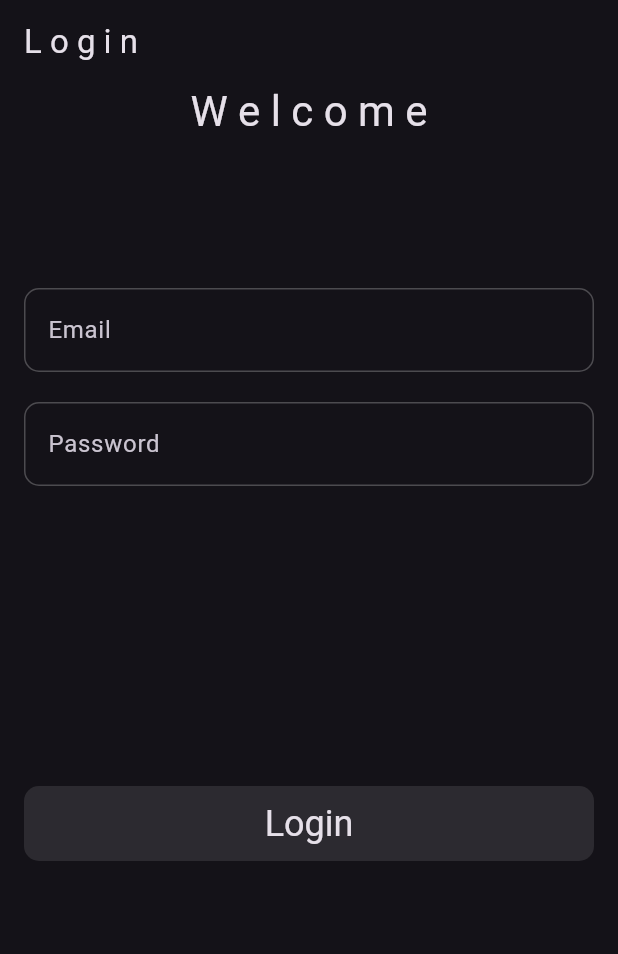
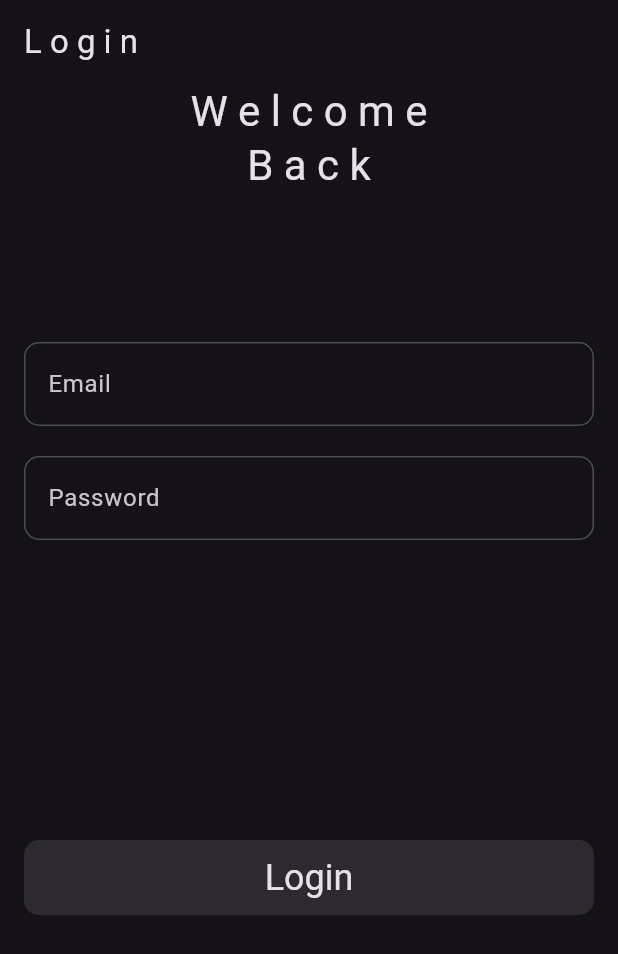
Before and after one commit to fazal-e-haq/week-5-task, a Flutter app: the screen it shows after launch, on a phone screen of 412 x 824 dp. Shown: the top 954 px of the screen. Run offline on Flutter 3.47's test engine with Material 3 defaults, Android fonts, the phone set to English and light mode, and no system bars; accounts and stored records are empty.

Commit message:
third task completed

```diff
--- a/login_app/lib/Model/user_model.dart
+++ b/login_app/lib/Model/user_model.dart
@@ -0,0 +1,6 @@
+class UserModel {
+  String email;
+  String password;
+
+  UserModel({required this.email, required this.password});
+}
--- a/login_app/lib/Screens/login_screen.dart
+++ b/login_app/lib/Screens/login_screen.dart
@@ -1,9 +1,26 @@
 import 'package:flutter/material.dart';
+import 'package:login_app/Provides/auth_provider.dart';
+import 'package:provider/provider.dart';
 
-class LoginScreen extends StatelessWidget {
+import 'home_screen.dart';
+
+class LoginScreen extends StatefulWidget {
   LoginScreen({super.key});
+
+  @override
+  State<LoginScreen> createState() => _LoginScreenState();
+}
+
+class _LoginScreenState extends State<LoginScreen> {
   TextEditingController emailController = TextEditingController();
+
   TextEditingController passwordController = TextEditingController();
+  void dispose() {
+    emailController.dispose();
+    passwordController.dispose();
+    super.dispose();
+  }
+
   @override
   Widget build(BuildContext context) {
     return Scaffold(
@@ -17,23 +34,36 @@ class LoginScreen extends StatelessWidget {
               crossAxisAlignment: .center,
               children: [
                 Text(
-                  'W e l c o m e',
+                  'W e l c o m e\nB a c k',
+                  textAlign: .center,
                   style: Theme.of(context).textTheme.headlineMedium,
                 ),
                 SizedBox(height: 100),
-                loginField(
+                LoginField(
                   hintText: 'Email',
                   controller: emailController,
                   isobsure: false,
                 ),
                 SizedBox(height: 20),
-                loginField(
+                LoginField(
                   hintText: 'Password',
                   controller: passwordController,
                   isobsure: true,
                 ),
                 SizedBox(height: 200),
-                loginButton(context,emailController.text,passwordController.text),
+                loginButton(context),
+
+                // for check if user has data or not
+                //
+                // TextButton(
+                //   onPressed: () {
+                //     Navigator.push(
+                //       context,
+                //       MaterialPageRoute(builder: (context) => HomeScreen()),
+                //     );
+                //   },
+                //   child: Text('Home Screen'),
+                // ),
                 SizedBox(height: 20),
               ],
             ),
@@ -43,12 +73,20 @@ class LoginScreen extends StatelessWidget {
     );
   }
 
-  GestureDetector loginButton(BuildContext context,String email,String password) {
+  GestureDetector loginButton(BuildContext context) {
     return GestureDetector(
-      onTap: (){
+      onTap: () {
+        context.read<AuthProvider>().login(
+          emailController.text,
+          passwordController.text,
+        );
 
-
-
+        if (context.read<AuthProvider>().isloggedIn) {
+          Navigator.pushReplacement(
+            context,
+            MaterialPageRoute(builder: (context) => HomeScreen()),
+          );
+        }
       },
       child: Container(
         padding: .all(9),
@@ -58,18 +96,17 @@ class LoginScreen extends StatelessWidget {
           borderRadius: .circular(10),
         ),
         child: Center(
-          child: Text(
-            'Login',
-            style: Theme.of(context).textTheme.headlineSmall,
-          ),
+          child: context.watch<AuthProvider>().isloggedIn
+              ? CircularProgressIndicator()
+              : Text('Login', style: Theme.of(context).textTheme.headlineSmall),
         ),
       ),
     );
   }
 }
 
-class loginField extends StatelessWidget {
-  loginField({
+class LoginField extends StatelessWidget {
+  LoginField({
     super.key,
     required this.controller,
     required this.hintText,
```
Also changed, not shown: login_app/lib/Provides/auth_provider.dart (+31 -0 lines), login_app/lib/Screens/home_screen.dart (+43 -0 lines), login_app/lib/Screens/setting_screen.dart (added, +114 -0 lines), login_app/lib/main.dart (+8 -1 lines).
